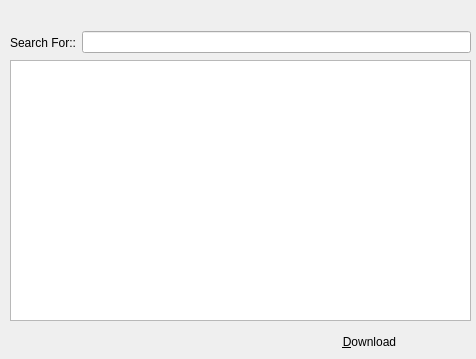
First picture: the form in ui/searchdialog.ui, repository shaan7/Kapotah, before the edit.
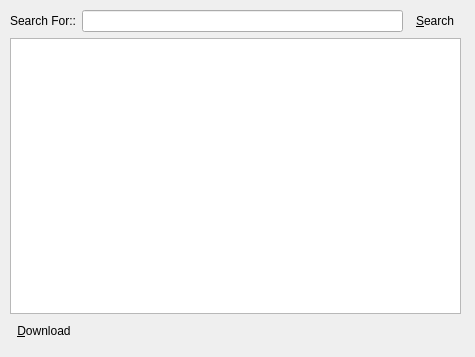
Second picture: the form after the edit.

Commit message: Able to generate search Dialog

Diff of the .ui file:
```diff
--- a/ui/searchdialog.ui
+++ b/ui/searchdialog.ui
@@ -6,62 +6,64 @@
    <rect>
     <x>0</x>
     <y>0</y>
-    <width>476</width>
-    <height>359</height>
+    <width>475</width>
+    <height>357</height>
    </rect>
   </property>
   <property name="windowTitle">
    <string>Dialog</string>
   </property>
-  <widget class="QListView" name="searchResultView">
-   <property name="geometry">
-    <rect>
-     <x>10</x>
-     <y>60</y>
-     <width>461</width>
-     <height>261</height>
-    </rect>
-   </property>
-   <property name="editTriggers">
-    <set>QAbstractItemView::DoubleClicked|QAbstractItemView::EditKeyPressed</set>
-   </property>
-  </widget>
-  <widget class="QToolButton" name="downloadButton">
-   <property name="geometry">
-    <rect>
-     <x>284</x>
-     <y>330</y>
-     <width>171</width>
-     <height>24</height>
-    </rect>
-   </property>
-   <property name="text">
-    <string>&amp;Download</string>
-   </property>
-   <property name="autoRaise">
-    <bool>true</bool>
-   </property>
-  </widget>
   <widget class="QWidget" name="">
    <property name="geometry">
     <rect>
      <x>10</x>
-     <y>30</y>
-     <width>461</width>
-     <height>25</height>
+     <y>10</y>
+     <width>451</width>
+     <height>331</height>
     </rect>
    </property>
-   <layout class="QHBoxLayout" name="horizontalLayout">
+   <layout class="QVBoxLayout" name="verticalLayout">
     <item>
-     <widget class="QLabel" name="label">
+     <layout class="QHBoxLayout" name="horizontalLayout">
+      <item>
+       <widget class="QLabel" name="label">
+        <property name="text">
+         <string>Search For::</string>
+        </property>
+       </widget>
+      </item>
+      <item>
+       <widget class="QLineEdit" name="inputSearchItem"/>
+      </item>
+      <item>
+       <widget class="QToolButton" name="searchButton">
+        <property name="text">
+         <string>&amp;Search</string>
+        </property>
+        <property name="autoRaise">
+         <bool>true</bool>
+        </property>
+       </widget>
+      </item>
+     </layout>
+    </item>
+    <item>
+     <widget class="QListView" name="searchResultView">
+      <property name="editTriggers">
+       <set>QAbstractItemView::DoubleClicked|QAbstractItemView::EditKeyPressed</set>
+      </property>
+     </widget>
+    </item>
+    <item>
+     <widget class="QToolButton" name="downloadButton">
       <property name="text">
-       <string>Search For::</string>
+       <string>&amp;Download</string>
+      </property>
+      <property name="autoRaise">
+       <bool>true</bool>
       </property>
      </widget>
     </item>
-    <item>
-     <widget class="QLineEdit" name="inputSearchItem"/>
-    </item>
    </layout>
   </widget>
  </widget>
```
Left out of the diff: 4 changed lines with no effect on the pictures. The commit also changes 8 other files.
